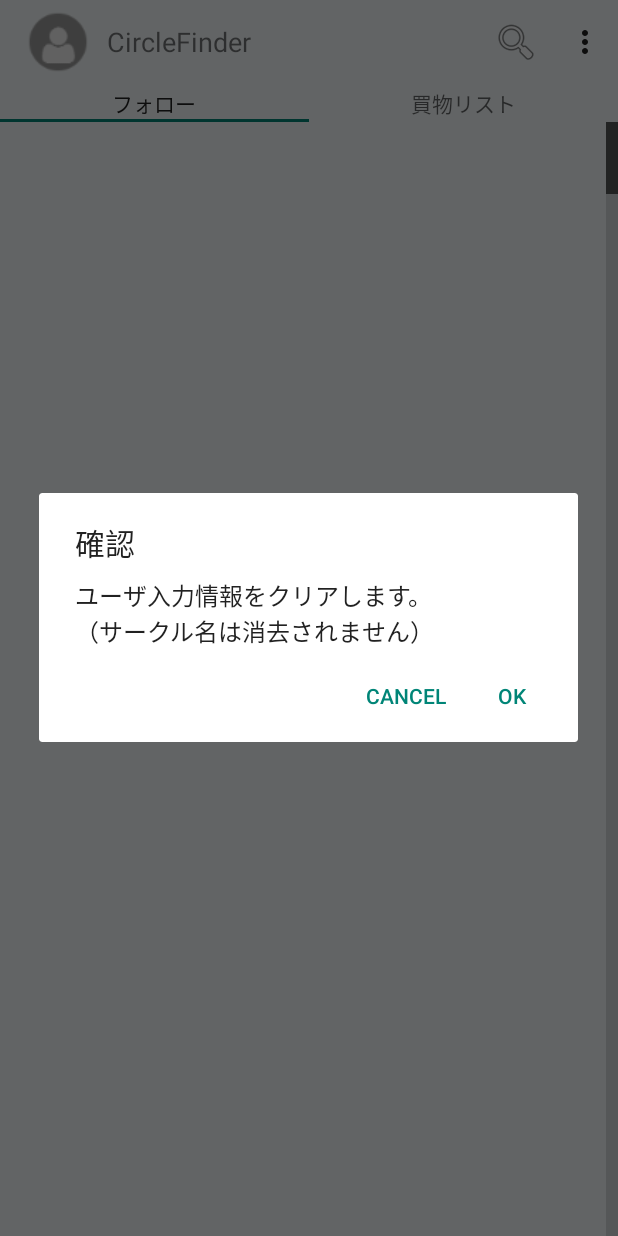
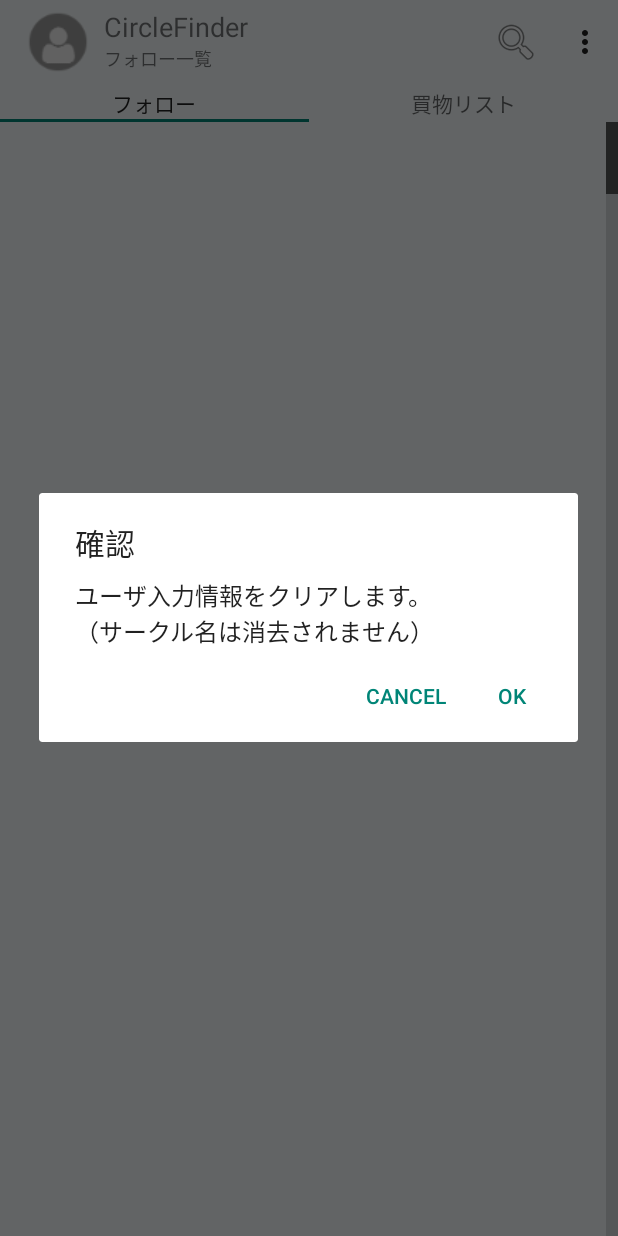
Before and after one commit to Hide-KC/Comiketter2, an Android app: the screen it shows after launch (MainActivity), in the options menu, after a tap on "クリア", on a phone screen of 412 x 824 dp. Run offline under Robolectric (Android 15) with nearby library versions, the phone set to English and light mode, and no system bars; libraries missing offline, so code that uses them is left out: se.emilsjolander.stickylistheaders, twitter4j.auth; plain views replace StickyListHeadersListView; 10 statements that could not run were skipped.

Commit message:
総予算表示以外実装完了

```diff
--- a/app/src/main/java/com/kc/comiketter2/DatabaseHelper.java
+++ b/app/src/main/java/com/kc/comiketter2/DatabaseHelper.java
@@ -2,12 +2,14 @@ package com.kc.comiketter2;
 
 import android.content.ContentValues;
 import android.content.Context;
+import android.content.SharedPreferences;
 import android.database.Cursor;
 import android.database.SQLException;
 import android.database.sqlite.SQLiteDatabase;
 import android.database.sqlite.SQLiteException;
 import android.database.sqlite.SQLiteOpenHelper;
 import android.database.sqlite.SQLiteStatement;
+import android.preference.PreferenceManager;
 import android.util.Log;
 
 import java.util.ArrayList;
@@ -136,7 +138,17 @@ public class DatabaseHelper extends SQLiteOpenHelper {
                 {
                     try {
                         database.execSQL(MULTI_ACCOUNT_QUERY);
+                    } catch (SQLiteException ex){
+                        ex.printStackTrace();
+                    }
+
+                    try {
                         database.execSQL(LIST_INFO_QUERY);
+                    } catch (SQLiteException ex){
+                        ex.printStackTrace();
+                    }
+
+                    try {
                         database.execSQL(RELATION_INFO_QUERY);
                         database.setTransactionSuccessful();
                     } catch (SQLiteException ex){
@@ -417,6 +429,8 @@ public class DatabaseHelper extends SQLiteOpenHelper {
         queryBuilder3.append("select * from ( ").append(queryBuilder2).append(" ) v where v.my_id = ").append(myID).append(" and v.relation_id = ").append(listID);
         queryBuilder3.append(" order by v.auto_day ASC, v.hole_id ASC, v.circle_space ASC;");
 
+        Log.d("Query", queryBuilder3.toString());
+
         Cursor cursor = readable.rawQuery(queryBuilder3.toString(), null);
 
         boolean eol = cursor.moveToFirst();
@@ -655,7 +669,7 @@ public class DatabaseHelper extends SQLiteOpenHelper {
     }
 
     //リストID、名前一覧の取得。０の場合も有り
-    public List<ListDTO> getLists(long myID){
+    public List<ListDTO> getLists(Context context, long myID){
         StringBuilder queryBuilder = new StringBuilder();
         queryBuilder.append("select * from ").append(LIST_INFO).append(" where my_id = ").append(myID).append(" order by _id DESC;");
 
@@ -663,6 +677,15 @@ public class DatabaseHelper extends SQLiteOpenHelper {
         Cursor cursor = readable.rawQuery(queryBuilder.toString(), null);
 
         List<ListDTO> list = new ArrayList<>();
+        //フォロー一覧
+        SharedPreferences preferences = PreferenceManager.getDefaultSharedPreferences(context);
+        long selectedListID = preferences.getLong(MainActivity.SELECTED_LIST_ID, 0);
+        ListDTO followDTO = new ListDTO();
+        followDTO.name = context.getString(R.string.all_follow);
+        if (selectedListID == 0){
+            followDTO.subscribed = true;
+        }
+        list.add(followDTO);
 
         boolean eol = cursor.moveToFirst();
         while (eol){
@@ -680,6 +703,33 @@ public class DatabaseHelper extends SQLiteOpenHelper {
 
         cursor.close();
         return list;
+    }
+
+    public ListDTO getListDTO(Context context, long listID){
+        ListDTO listDTO = new ListDTO();
+        if (listID == 0){
+            //フォロー一覧
+            SharedPreferences preferences = PreferenceManager.getDefaultSharedPreferences(context);
+            long selectedListID = preferences.getLong(MainActivity.SELECTED_LIST_ID, 0);
+            listDTO.name = context.getString(R.string.all_follow);
+            if (selectedListID == 0){
+                listDTO.subscribed = true;
+            }
+        } else {
+            SQLiteDatabase readable = getReadableDatabase();
+            String query = "select * from " + LIST_INFO + " where _id = " + listID + ";";
+            Cursor cursor = readable.rawQuery(query,null);
+            cursor.moveToFirst();
+            if (cursor.getCount() > 0){
+                listDTO.listID = cursor.getLong(cursor.getColumnIndex("_id"));
+                listDTO.name = cursor.getString(cursor.getColumnIndex("name"));
+                int subscribed = cursor.getInt(cursor.getColumnIndex("subscribed"));
+                if (subscribed == 1){
+                    listDTO.subscribed = true;
+                }
+            }
+        }
+        return listDTO;
     }
 
     //リストの購読
@@ -727,7 +777,7 @@ public class DatabaseHelper extends SQLiteOpenHelper {
             //購読中list_idと一致するものがlistDTOs中にある場合、購読中に設定しておく
             int subscribed = cursor.getInt(cursor.getColumnIndex("subscribed"));
             if (subscribed == 1){
-                int listID = cursor.getInt(cursor.getColumnIndex("list_id"));
+                long listID = cursor.getLong(cursor.getColumnIndex("_id"));
                 for (ListDTO listDTO:listDTOs){
                     if (listDTO.listID == listID){
                         listDTO.subscribed = true;
@@ -801,4 +851,18 @@ public class DatabaseHelper extends SQLiteOpenHelper {
         args.put("token_secret", myAccount.token_secret);
         writable.insertWithOnConflict(MULTI_ACCOUNTS, null, args, SQLiteDatabase.CONFLICT_REPLACE);
     }
+
+    public void setListsSubscribe(List<ListDTO> listDTOs){
+        SQLiteDatabase writable = getWritableDatabase();
+        for (ListDTO listDTO:listDTOs){
+            String filter = "_id = " + listDTO.listID;
+            ContentValues args = new ContentValues();
+            int subscribed_i = 0;
+            if (listDTO.subscribed){
+                subscribed_i = 1;
+            }
+            args.put("subscribed", subscribed_i);
+            writable.update(LIST_INFO, args, filter, null);
+        }
+    }
 }
--- a/app/src/main/java/com/kc/comiketter2/FollowListFragment.java
+++ b/app/src/main/java/com/kc/comiketter2/FollowListFragment.java
@@ -43,12 +43,13 @@ public class FollowListFragment extends StickyListFragment implements IObserver
         if (args.getString(PARAM).equals(FOLLOW_LIST)){
             //FollowListアダプターの実装
             adapter = new UserDTOAdapter(getActivity());
-            List<UserDTO> users = helper.getUserList();
+            SharedPreferences preferences = PreferenceManager.getDefaultSharedPreferences(getActivity());
+            long myID = preferences.getLong(MainActivity.MY_ID, 0);
+            long selectedListID = preferences.getLong(MainActivity.SELECTED_LIST_ID, 0);
+            List<UserDTO> users = helper.getUserList(myID, selectedListID);
 
             for (UserDTO user : users){
-//                if (user.auto_day > 0) {
-                    adapter.add(user);
-//                }
+                adapter.add(user);
             }
             view.setTag(FOLLOW_LIST);
         } else {
--- a/app/src/main/java/com/kc/comiketter2/MainActivity.java
+++ b/app/src/main/java/com/kc/comiketter2/MainActivity.java
@@ -51,8 +51,7 @@ public class MainActivity extends AppCompatActivity
         implements MyAsyncTask.IAsyncTaskCallback,
         UserLoadDialogFragment.IDialogControl,
         ViewPager.OnPageChangeListener,
-        ClearDialogFragment.Callback,
-        IObserver{
+        ClearDialogFragment.Callback{
     //画面回転時、 task == null（onCreate） となってしまうので、
     //とりあえず TwitterUtils.task に参照を退避するようにしている。
     //task,dialogで弱参照しているActivity,DialogFragmentが軒並み参照先を失ってしまうので、
@@ -95,17 +94,6 @@ public class MainActivity extends AppCompatActivity
         if (TwitterUtils.loadAccessToken(this) == null){
             //OAuth認証画面
             startActivity(new Intent(this, com.kc.comiketter2.ConfirmOAuthActivity.class));
-//            if (TwitterUtils.loadAccessToken(this) == null){
-//                SharedPreferences preferences = PreferenceManager.getDefaultSharedPreferences(this);
-//                SharedPreferences.Editor editor = preferences.edit();
-//                try {
-//                    editor.putLong(MY_ID, TwitterUtils.getTwitter(this).getId());
-//                } catch (TwitterException e){
-//                    e.printStackTrace();
-//                } finally {
-//                    editor.apply();
-//                }
-//            }
         } else {
             //認証済みの場合
             if (savedInstanceState == null){
@@ -130,7 +118,7 @@ public class MainActivity extends AppCompatActivity
         });
 
         SharedPreferences prefMyself = getSharedPreferences("myself", Context.MODE_PRIVATE);
-        long myID = prefMyself.getLong("my_id", 0);
+        final long myID = prefMyself.getLong("my_id", 0);
         if (myID != 0){
             //アイコンの設定
             ConstraintLayout headerLayout = includeDrawer.findViewById(R.id.header_layout);
@@ -148,21 +136,11 @@ public class MainActivity extends AppCompatActivity
 
         }
 
-        ListDTOAdapter listDTOAdapter = new ListDTOAdapter(this);
-        //フォロー一覧
-        ListDTO followDTO = new ListDTO();
-        followDTO.name = getString(R.string.all_follow);
-        followDTO.subscribed = true;
-        listDTOAdapter.add(followDTO);
-
-        List<ListDTO> listDTOs = helper.getLists(myID);
-        if (listDTOs != null){
+        //表示する一覧
+        final ListDTOAdapter listDTOAdapter = new ListDTOAdapter(this);
+        List<ListDTO> listDTOs = helper.getLists(this, myID);
         for (int list_i = 0; list_i < listDTOs.size(); list_i++){
             listDTOAdapter.add(listDTOs.get(list_i));
-//                if (listDTOs.get(list_i).subscribed){
-//                    listDTOAdapter.add(listDTOs.get(list_i));
-//                }
-            }
         }
         leftDrawer.setAdapter(listDTOAdapter);
         leftDrawer.setOnItemClickListener(new AdapterView.OnItemClickListener() {
@@ -171,21 +149,27 @@ public class MainActivity extends AppCompatActivity
                 //リストクリック時の処理
                 //単垢対応モード。複アカになったらリファクタ必要かも。
                 ListDTOAdapter adapter = (ListDTOAdapter) leftDrawer.getAdapter();
-
                 for (int list_i = 0; list_i < adapter.getCount(); list_i++){
                     adapter.getItem(list_i).subscribed = false;
                 }
 
+                //adapterをArrayListに変換
                 ListDTO listDTO = adapter.getItem(i);
                 listDTO.subscribed = true;
+                List<ListDTO> listDTOList = adapter.toArrayList();
 
                 SharedPreferences preferences = PreferenceManager.getDefaultSharedPreferences(MainActivity.this);
                 SharedPreferences.Editor editor = preferences.edit();
                 editor.putLong(SELECTED_LIST_ID, listDTO.listID);
                 editor.apply();
 
-                onPositiveButtonClicked();
+                //表示差し替え
+                updateStickyList();
                 MainActivity.this.onBackPressed();
+                MainActivity.this.updateToolbar();
+
+                //DBに保存
+                helper.setListsSubscribe(listDTOList);
                 Log.d("ListItemClicked", listDTO.listID + " " + listDTO.name);
             }
         });
@@ -200,13 +184,19 @@ public class MainActivity extends AppCompatActivity
             @Override
             public void onDrawerOpened(View drawerView) {
                 Log.d("DrawerToggle", "Opened");
-                setTitle("test open");
             }
 
             @Override
             public void onDrawerClosed(View drawerView) {
                 Log.d("DrawerToggle", "Closed");
-                setTitle(R.string.app_name);
+                ListView listView = drawerView.findViewById(R.id.left_drawer);
+                ListDTOAdapter adapter = (ListDTOAdapter)listView.getAdapter();
+                adapter.clear();
+
+                List<ListDTO> listDTOs = helper.getLists(MainActivity.this, myID);
+                for (ListDTO listDTO:listDTOs){
+                    adapter.add(listDTO);
+                }
             }
         };
 
@@ -294,6 +284,10 @@ public class MainActivity extends AppCompatActivity
 
         //ToolBarの設定
         Toolbar toolbar = findViewById(R.id.toolbar);
+        TextView selectedListName = toolbar.findViewById(R.id.toolbar_constraint).findViewById(R.id.selected_list_name);
+        SharedPreferences preferences = PreferenceManager.getDefaultSharedPreferences(this);
+        long listID = preferences.getLong(SELECTED_LIST_ID, 0);
+        selectedListName.setText(helper.getListDTO(this, listID).name);
         toolbar.inflateMenu(R.menu.menu_main);
         toolbar.setOnMenuItemClickListener(new Toolbar.OnMenuItemClickListener() {
             @Override
@@ -318,9 +312,10 @@ public class MainActivity extends AppCompatActivity
         });
 //        SharedPreferences prefMyself = getSharedPreferences("myself", Context.MODE_PRIVATE);
 //        String profile_image_url = prefMyself.getString("profile_image_url", null);
+        ImageButton btn = findViewById(R.id.navigation_icon);
         if (myID != 0){
-            ImageButton btn = findViewById(R.id.navigation_icon);
             Glide.with(this).load(prefMyself.getString("profile_image_url", null)).into(btn);
+        }
         btn.setOnClickListener(new View.OnClickListener() {
             @Override
             public void onClick(View view) {
@@ -330,6 +325,11 @@ public class MainActivity extends AppCompatActivity
         });
     }
 
+    @Override
+    protected void onDestroy() {
+        super.onDestroy();
+        DatabaseHelper helper = DatabaseHelper.getInstance(this);
+        helper.close();
     }
 
     @Override
@@ -688,6 +688,7 @@ public class MainActivity extends AppCompatActivity
                 ImageButton btn = findViewById(R.id.navigation_icon);
                 Glide.with(this).load(myself.profile_image_url).into(btn);
                 TabLayout tabLayout = findViewById(R.id.tab_layout);
+                updateDrawer(); //リスト一覧の表示更新
                 onPageSelected(tabLayout.getSelectedTabPosition());
             } else {
 
@@ -763,8 +764,52 @@ public class MainActivity extends AppCompatActivity
         }
     }
 
-    @Override
-    public void update() {
-        //DrawerLayout, Toolbar, ViewPagerの表示更新
+    public void updateStickyList(){
+        //表示中フラグメントのupdate()をたたく
+        TabLayout tabLayout = findViewById(R.id.tab_layout);
+        int position = tabLayout.getSelectedTabPosition();
+        FragmentManager manager = getSupportFragmentManager();
+        Fragment fragment = manager.findFragmentByTag("android:switcher:" + R.id.view_pager + ":" + position);
+
+        if (fragment instanceof StickyListFragment && fragment instanceof IObserver){
+            //一応clearする前に位置を保存
+            ((StickyListFragment)fragment).saveScrollY();
+            ((IObserver)fragment).update();
         }
     }
+
+    public void updateToolbar() {
+        Toolbar toolbar = findViewById(R.id.toolbar);
+        TextView selectedListName = toolbar.findViewById(R.id.toolbar_constraint).findViewById(R.id.selected_list_name);
+        SharedPreferences preferences = PreferenceManager.getDefaultSharedPreferences(this);
+        long listID = preferences.getLong(SELECTED_LIST_ID, 0);
+        DatabaseHelper helper = DatabaseHelper.getInstance(this);
+        ListDTO listDTO = helper.getListDTO(this, listID);
+        selectedListName.setText(listDTO.name);
+    }
+
+    public void updateDrawer(){
+        //Drawer表示項目を更新
+        final DrawerLayout drawerLayout = findViewById(R.id.drawer_layout);
+        ConstraintLayout includeDrawer = drawerLayout.findViewById(R.id.include_drawer);
+        ConstraintLayout headerLayout = includeDrawer.findViewById(R.id.header_layout);
+        ImageView icon = headerLayout.findViewById(R.id.my_icon);
+        TextView myName = headerLayout.findViewById(R.id.my_name);
+        TextView totalYosan = headerLayout.findViewById(R.id.total_yosan);
+
+        SharedPreferences prefMyself = getSharedPreferences("myself", Context.MODE_PRIVATE);
+        Glide.with(this).load(prefMyself.getString("profile_image_url", "")).into(icon);
+        myName.setText(prefMyself.getString("name", ""));
+
+        SharedPreferences preferences = PreferenceManager.getDefaultSharedPreferences(this);
+        long myID = preferences.getLong(MY_ID, 0);
+        ListView listView = includeDrawer.findViewById(R.id.left_drawer);
+        DatabaseHelper helper = DatabaseHelper.getInstance(this);
+        List<ListDTO> listDTOs = helper.getLists(this, myID);
+        ListDTOAdapter adapter = (ListDTOAdapter) listView.getAdapter();
+        adapter.clear();
+        for (ListDTO listDTO:listDTOs){
+            adapter.add(listDTO);
+        }
+    }
+}
--- a/app/src/main/java/com/kc/comiketter2/PickupListFragment.java
+++ b/app/src/main/java/com/kc/comiketter2/PickupListFragment.java
@@ -45,7 +45,10 @@ public class PickupListFragment extends StickyListFragment implements IObserver
         final PickUpDTOAdapter adapter = new PickUpDTOAdapter(getActivity());
         if (args.getString(PARAM).equals(PICKUP_LIST)){
             //PickupListアダプターの実装
-            List<UserDTO> users = helper.getUserList();
+            SharedPreferences preferences = PreferenceManager.getDefaultSharedPreferences(getActivity());
+            long myID = preferences.getLong(MainActivity.MY_ID, 0);
+            long selectedListID = preferences.getLong(MainActivity.SELECTED_LIST_ID, 0);
+            List<UserDTO> users = helper.getUserList(myID, selectedListID);
 
             for (UserDTO user : users){
 //                if (user.auto_day > 0 && user.pickup == 1){
--- a/app/src/main/java/com/kc/comiketter2/StringMatcher.java
+++ b/app/src/main/java/com/kc/comiketter2/StringMatcher.java
@@ -66,7 +66,8 @@ public class StringMatcher {
             "日曜",
             "初日",
             "[東西]" + EVENT_SPACE_PATTERN,
-            "[CＣ][0-9０-９]{2,3}.*日曜?"
+            "[CＣ][0-9０-９]{2,3}.*日曜?",
+            "砲|ﾃｨｱ|ティア"
     };
 
     //どのパターンが何日目にマッチするのかをここで定義。
--- a/app/src/main/res/layout/drawer_views.xml
+++ b/app/src/main/res/layout/drawer_views.xml
@@ -100,7 +100,6 @@
         android:layout_height="40dp"
         android:text="@string/subscribe_list"
         android:textSize="14sp"
-        android:background="@drawable/ripple"
         android:visibility="invisible"
         app:layout_constraintBottom_toBottomOf="parent"
         app:layout_constraintEnd_toEndOf="parent"
--- a/app/src/main/res/layout/main_layout.xml
+++ b/app/src/main/res/layout/main_layout.xml
@@ -18,6 +18,12 @@
         app:layout_scrollFlags="scroll|enterAlways"
         app:popupTheme="@style/ThemeOverlay.AppCompat.Light">
 
+        <android.support.constraint.ConstraintLayout
+            android:id="@+id/toolbar_constraint"
+            android:layout_width="match_parent"
+            android:layout_height="match_parent"
+            >
+
             <ImageButton
                 android:id="@+id/navigation_icon"
                 android:layout_width="45dp"
@@ -25,22 +31,34 @@
                 android:background="@drawable/shadow"
                 android:src="@drawable/image_overlay" />
 
-        <Space
-            android:layout_width="10dp"
-            android:layout_height="20dp"
-            />
-
             <TextView
                 android:id="@+id/title"
-            android:layout_width="match_parent"
+                android:layout_width="wrap_content"
                 android:layout_height="wrap_content"
+                android:layout_marginStart="8dp"
+                android:ellipsize="end"
+                android:maxLines="1"
                 android:text="@string/app_name"
                 android:textAlignment="viewStart"
                 android:textSize="18sp"
+                app:layout_constraintStart_toEndOf="@+id/navigation_icon"
+                app:layout_constraintTop_toTopOf="parent" />
+
+            <TextView
+                android:id="@+id/selected_list_name"
+                android:layout_width="0dp"
+                android:layout_height="17dp"
+                android:layout_marginEnd="8dp"
+                android:layout_marginStart="8dp"
+                android:ellipsize="end"
                 android:maxLines="1"
-            android:ellipsize="end"
-            tools:layout_editor_absoluteX="42dp"
-            tools:layout_editor_absoluteY="19dp" />
+                android:maxWidth="100dp"
+                android:text="Text"
+                android:textSize="12sp"
+                app:layout_constraintEnd_toEndOf="parent"
+                app:layout_constraintStart_toEndOf="@+id/navigation_icon"
+                app:layout_constraintTop_toBottomOf="@+id/title" />
+        </android.support.constraint.ConstraintLayout>
     </android.support.v7.widget.Toolbar>
 
 
```
Also changed, not shown: app/src/main/java/com/kc/comiketter2/ListDTOAdapter.java (+10 -0 lines). Lines whose indentation alone changed are shown as unchanged.
